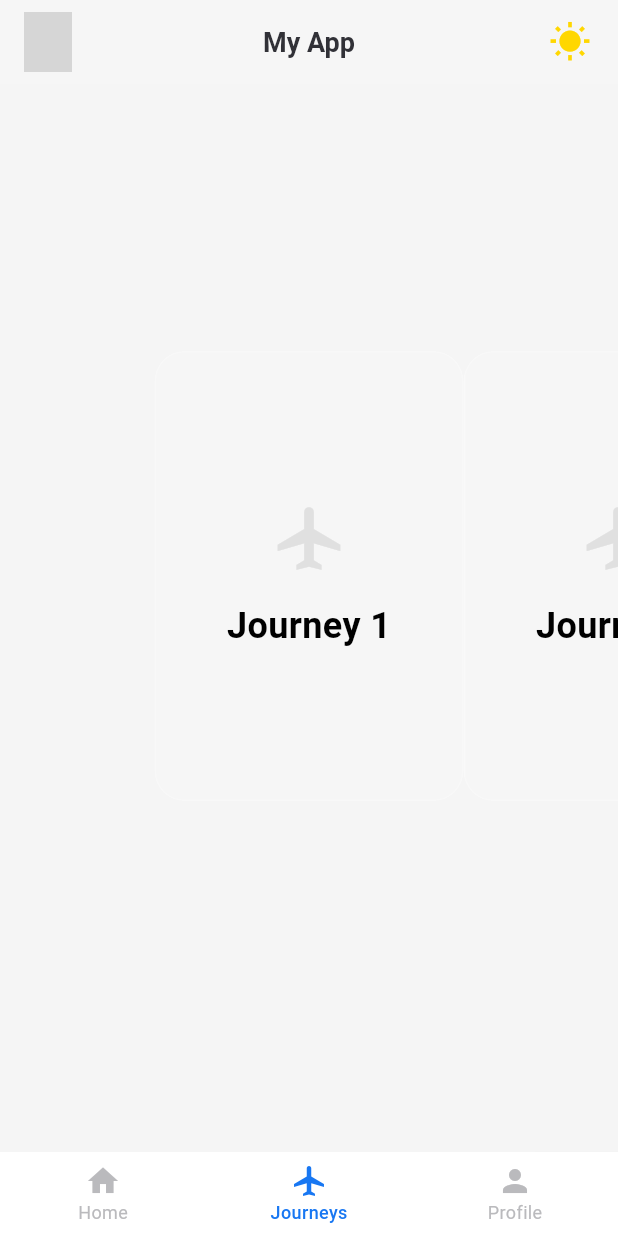
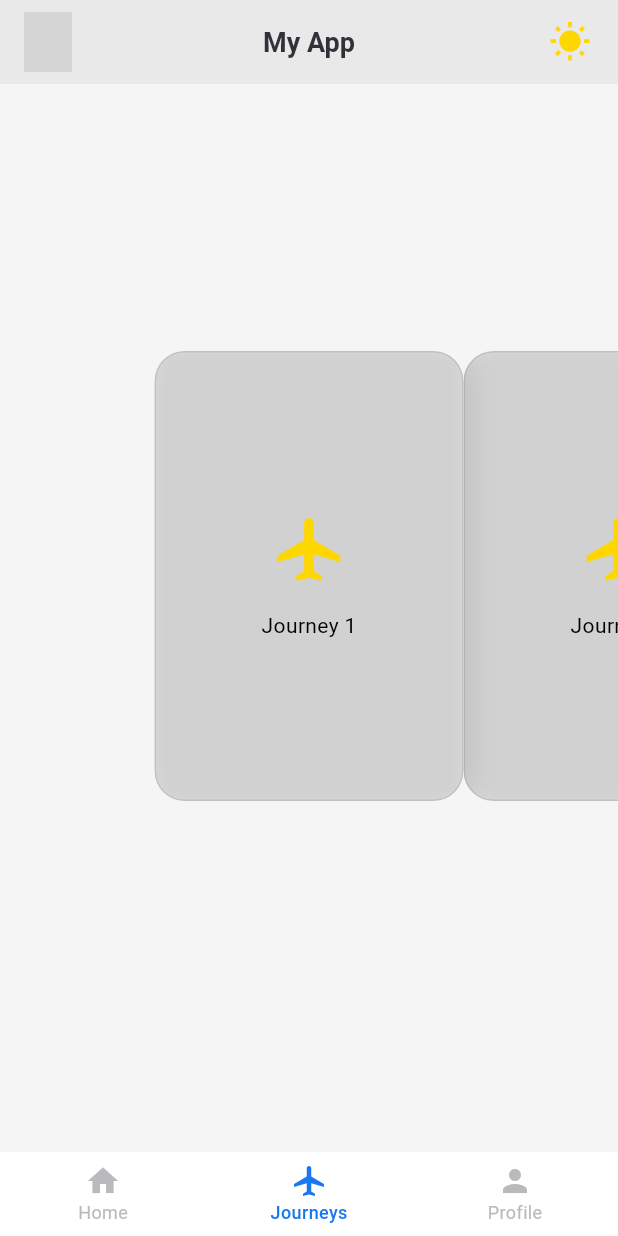
Before and after one commit to behfarkhosravi/flutter_template, a Flutter app: the JourneysPage screen opened by its route, on a phone screen of 412 x 824 dp. Run offline on Flutter 3.47's test engine with Material 3 defaults, Android fonts, the phone set to English and light mode, and no system bars; our stand-ins replace dart_mappable, dio, flutter_riverpod, flutter_svg, freezed_annotation, go_router and 5 more; missing offline and left inert: analyzer, country_flags, custom_lint_builder; accounts and stored records are empty; generated files the repository leaves out were written again; statements that could not run were skipped; grey boxes are pictures that could not be loaded.

Commit message:
fix: Improve light theme visuals and card visibility

```diff
--- a/lib/src/presentation/core/widgets/glass_app_bar.dart
+++ b/lib/src/presentation/core/widgets/glass_app_bar.dart
@@ -21,7 +21,9 @@ class GlassAppBar extends ConsumerWidget implements PreferredSizeWidget {
       child: BackdropFilter(
         filter: ImageFilter.blur(sigmaX: 10, sigmaY: 10),
         child: AppBar(
-          backgroundColor: Colors.white.withOpacity(0.1),
+          backgroundColor: isDarkMode
+              ? Colors.white.withOpacity(0.1)
+              : Colors.black.withOpacity(0.05),
           elevation: 0,
           title: const Text('My App'),
           centerTitle: true,
--- a/lib/src/presentation/features/journeys/widgets/journey_card.dart
+++ b/lib/src/presentation/features/journeys/widgets/journey_card.dart
@@ -1,36 +1,55 @@
 import 'dart:ui';
 import 'package:flutter/material.dart';
+import 'package:flutter_riverpod/flutter_riverpod.dart';
+import 'package:flutter_template/src/presentation/core/application_state/theme_provider.dart';
+import 'package:flutter_template/src/presentation/core/theme/theme.dart';
 
-class JourneyCard extends StatelessWidget {
+class JourneyCard extends ConsumerWidget {
   final int index;
 
   const JourneyCard({super.key, required this.index});
 
   @override
-  Widget build(BuildContext context) {
+  Widget build(BuildContext context, WidgetRef ref) {
+    final isDarkMode = ref.watch(themeProvider) == ThemeMode.dark;
+
     return ClipRRect(
       borderRadius: BorderRadius.circular(20),
       child: BackdropFilter(
         filter: ImageFilter.blur(sigmaX: 10, sigmaY: 10),
         child: Container(
           decoration: BoxDecoration(
-            color: Colors.white.withOpacity(0.1),
+            color: isDarkMode
+                ? Colors.white.withOpacity(0.1)
+                : Colors.black.withOpacity(0.05),
             borderRadius: BorderRadius.circular(20),
             border: Border.all(
-              color: Colors.white.withOpacity(0.2),
+              color: isDarkMode
+                  ? Colors.white.withOpacity(0.2)
+                  : Colors.black.withOpacity(0.1),
             ),
+            boxShadow: [
+              BoxShadow(
+                color: isDarkMode
+                    ? Colors.black.withOpacity(0.2)
+                    : Colors.black.withOpacity(0.1),
+                blurRadius: 10,
+                spreadRadius: 5,
+              ),
+            ],
           ),
           child: Column(
             mainAxisAlignment: MainAxisAlignment.center,
             children: [
-              const Icon(Icons.airplanemode_active, size: 50),
+              Icon(
+                Icons.airplanemode_active,
+                size: 50,
+                color: context.color.icon,
+              ),
               const SizedBox(height: 16),
               Text(
                 'Journey ${index + 1}',
-                style: const TextStyle(
-                  fontSize: 24,
-                  fontWeight: FontWeight.bold,
-                ),
+                style: context.textStyle.h2,
               ),
             ],
           ),
```
